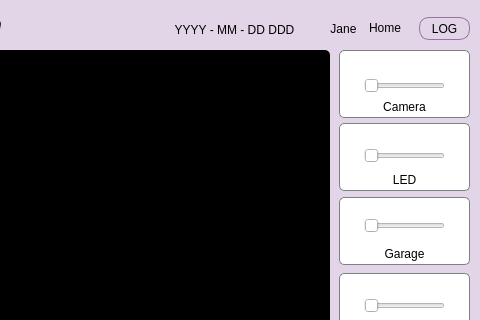
Above: SmartHome/GUI/chill_home_gui.ui from addinedu-ros-8th/iot-repo-4 before the change; both pictures show x 231 to 711 and y 0 to 320 of the 711 by 502 pixel window. Below: the same form after it.
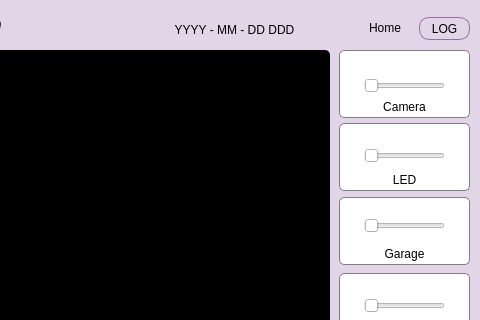
That is the form after the change.

Commit message: main login name

Diff of the .ui file:
```diff
--- a/SmartHome/GUI/chill_home_gui.ui
+++ b/SmartHome/GUI/chill_home_gui.ui
@@ -449,7 +449,7 @@
 </string>
    </property>
    <property name="text">
-    <string>Jane</string>
+    <string/>
    </property>
   </widget>
   <zorder>label_5</zorder>
```
The commit also changes 1 other file.
